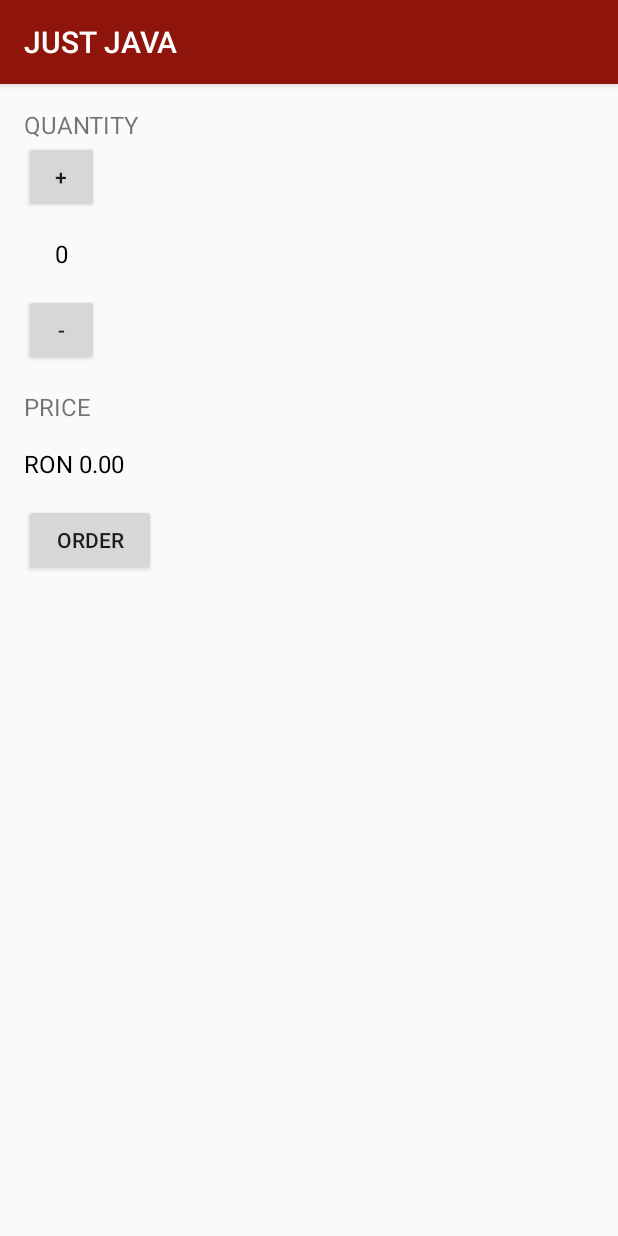
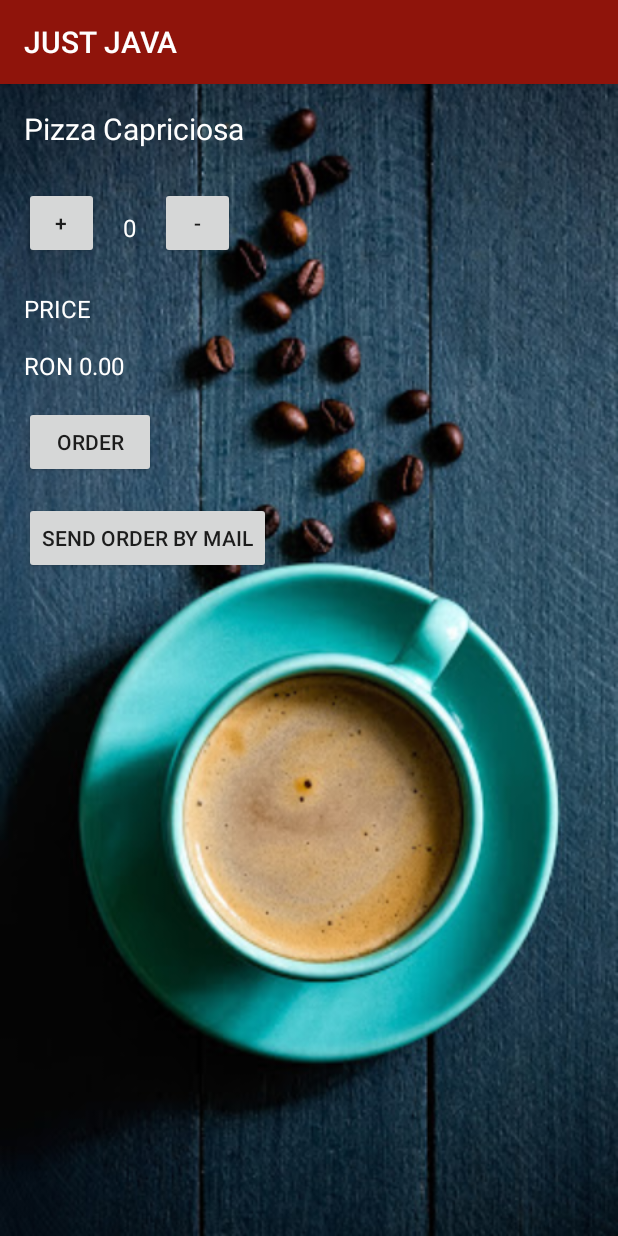
Before and after one commit to ghteselea/Android-Coffee-Shop, an Android app: the screen it shows after launch (MainActivity), after a tap on "ORDER", on a phone screen of 412 x 824 dp. Run offline under Robolectric (Android 15) with nearby library versions, the phone set to English and light mode, and no system bars.

Commit message:
Urmeaza sa trecem la refactorizare pentru aplicatia de pizza

```diff
--- a/app/src/main/java/com/example/android/justjava/MainActivity.java
+++ b/app/src/main/java/com/example/android/justjava/MainActivity.java
@@ -2,6 +2,8 @@ package com.example.android.justjava;
 
 import androidx.appcompat.app.AppCompatActivity;
 
+import android.app.AlertDialog;
+import android.content.DialogInterface;
 import android.content.Intent;
 import android.net.Uri;
 import android.os.Bundle;
@@ -9,6 +11,7 @@ import android.util.Log;
 import android.view.View;
 import android.widget.Button;
 import android.widget.TextView;
+import android.widget.Toast;
 
 import java.text.NumberFormat;
 import java.util.Locale;
@@ -21,7 +24,14 @@ public class MainActivity extends AppCompatActivity {
     Button addOneBtn;
     Button substractOneBtn;
     Button submitOrderBtn;
-//    TODO: - Add sendEmailBtn
+    Button sendOrderBtn;
+
+    /*
+    * TODO -> Momentan, putem comanda doar un tip de cafea.
+    * Ce ne dorim:
+    * -> In loc de cafea, vreau sa se comande pizza de pe aplicatia noastra
+    * -> nu vom avea un singur tip de pizza, ci mai multe !!!!!!!
+    * */
 
     private int quantity = 0;
 
@@ -44,6 +54,7 @@ public class MainActivity extends AppCompatActivity {
         addOneBtn = findViewById(R.id.plusBtn);
         substractOneBtn = findViewById(R.id.minusBtn);
         submitOrderBtn = findViewById(R.id.submitBtn);
+        sendOrderBtn= findViewById(R.id.sendEmailBtn);
 //        TODO: - Setup for sendEmailBtn
     }
 
@@ -52,6 +63,7 @@ public class MainActivity extends AppCompatActivity {
             @Override
             public void onClick(View v) {
                 display(++quantity);
+                //sendOrderBtn.setEnabled(false);
             }
         });
 
@@ -60,6 +72,7 @@ public class MainActivity extends AppCompatActivity {
             public void onClick(View v) {
                 if (quantity > 0) {
                     display(--quantity);
+                    //sendOrderBtn.setEnabled(false);
                 }
             }
         });
@@ -69,13 +82,18 @@ public class MainActivity extends AppCompatActivity {
             public void onClick(View v) {
                 displayPrice(quantity * 5);
                 Log.d(TAG, "onClick: Quantity is: " + quantity);
-
-//                TODO: - call sendEmail() in the listener of the sendEmailBtn
-                sendEmail();
+                sendOrderBtn.setVisibility(View.VISIBLE);
+                //sendOrderBtn.setEnabled(true);
             }
         });
 
-//        TODO: - Add listener to the sendEmailBtn
+        sendOrderBtn.setOnClickListener(new View.OnClickListener() {
+            @Override
+            public void onClick(View v) {
+                //sendEmail();
+                showAlert("Trebuie sa dai pe Order daca ai modificat comanda.");
+            }
+        });
     }
 
     private void display(int number) {
@@ -88,7 +106,7 @@ public class MainActivity extends AppCompatActivity {
 
     private void sendEmail() {
 
-        String email = "enachescurobert@gmail.com";
+        String email = "gteselea@yahoo.com";
 
         Intent emailIntent = new Intent(
                 Intent.ACTION_SENDTO,
@@ -101,4 +119,30 @@ public class MainActivity extends AppCompatActivity {
         startActivity(Intent.createChooser(emailIntent, "Alege ce vrei sa folosesti"));
     }
 
+    private void showAlert(String title) {
+        AlertDialog.Builder alert = new AlertDialog.Builder(MainActivity.this);
+        alert.setMessage(title);
+        alert.setCancelable(true);
+
+        alert.setPositiveButton(
+                "Yes",
+                new DialogInterface.OnClickListener() {
+                    public void onClick(DialogInterface dialog, int id) {
+                        dialog.cancel();
+                    }
+                });
+
+        alert.setNegativeButton(
+                "No",
+                new DialogInterface.OnClickListener() {
+                    public void onClick(DialogInterface dialog, int id) {
+                        dialog.cancel();
+                        Toast.makeText(MainActivity.this, "Ätunci esti bulangiu", Toast.LENGTH_LONG).show();
+                    }
+                });
+
+        AlertDialog alertDialog = alert.create();
+        alertDialog.show();
+    }
+
 }
--- a/app/src/main/res/layout/activity_main.xml
+++ b/app/src/main/res/layout/activity_main.xml
@@ -1,24 +1,32 @@
-<LinearLayout xmlns:android="http://schemas.android.com/apk/res/android"
+<ScrollView xmlns:android="http://schemas.android.com/apk/res/android"
     xmlns:app="http://schemas.android.com/apk/res-auto"
     xmlns:tools="http://schemas.android.com/tools"
     android:layout_width="match_parent"
     android:layout_height="match_parent"
     android:orientation="vertical"
+    android:background="@drawable/img"
     tools:context=".MainActivity">
+
+    <LinearLayout
+        android:layout_width="match_parent"
+        android:layout_height="match_parent"
+        android:orientation="vertical">
 
         <TextView
             android:layout_width="wrap_content"
             android:layout_height="wrap_content"
-        android:text="QUANTITY"
-        android:textSize="16dp"
+            android:text="Pizza Capriciosa"
+            android:textSize="20sp"
             android:layout_marginLeft="16dp"
+            android:textColor="@android:color/white"
             android:layout_marginTop="16dp"/>
 
         <LinearLayout
             android:layout_width="wrap_content"
             android:layout_height="wrap_content"
-        android:orientation="vertical"
-        android:layout_marginLeft="16dp">
+            android:orientation="horizontal"
+            android:layout_marginLeft="16dp"
+            android:layout_marginTop="25dp">
 
             <Button
                 android:id="@+id/plusBtn"
@@ -31,10 +39,11 @@
                 android:layout_width="wrap_content"
                 android:layout_height="wrap_content"
                 android:textSize="16sp"
-            android:textColor="@android:color/black"
+                android:textColor="@android:color/white"
                 android:text="0"
                 android:layout_margin="16dp"
-            android:layout_gravity="center_horizontal"
+
+                android:layout_gravity="center_vertical"
                 />
 
             <Button
@@ -51,6 +60,7 @@
             android:layout_height="wrap_content"
             android:textSize="16sp"
             android:layout_margin="16dp"
+            android:textColor="@android:color/white"
             android:text="PRICE" />
 
         <TextView
@@ -59,7 +69,7 @@
             android:layout_height="wrap_content"
             android:textSize="16sp"
             android:layout_marginLeft="16dp"
-        android:textColor="@android:color/black"
+            android:textColor="@android:color/white"
             android:text="RON0.00" />
 
         <Button
@@ -68,12 +78,16 @@
             android:layout_height="wrap_content"
             android:text="ORDER"
             android:layout_marginLeft="16dp"
-        android:layout_marginTop="16dp"/>
+            android:layout_marginTop="16dp" />
 
         <Button
+            android:id="@+id/sendEmailBtn"
             android:layout_width="wrap_content"
             android:layout_height="wrap_content"
             android:text="SEND ORDER BY MAIL"
-        android:visibility="invisible"/>
+            android:layout_margin="16dp"
+            android:visibility="gone"/>
 
     </LinearLayout>
+
+</ScrollView>
```
Also changed, not shown: app/src/main/res/drawable/img.jpg (added). Lines whose indentation alone changed are shown as unchanged.
